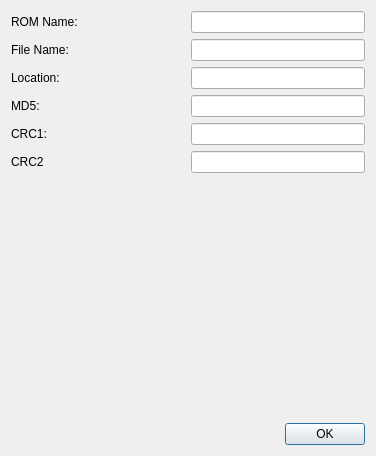
Above: Source/RMG/UserInterface/Dialog/RomInfoDialog.ui from Rosalie241/RMG before the change. Below: the same form after it.
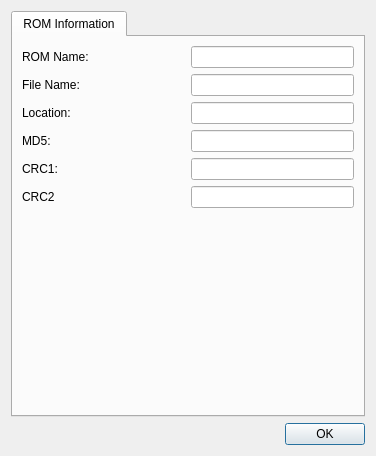
That is the form after the change.

Commit message: RMG: change UI design of RomInfoDialog slightly

What changed in the file:
```diff
--- a/Source/RMG/UserInterface/Dialog/RomInfoDialog.ui
+++ b/Source/RMG/UserInterface/Dialog/RomInfoDialog.ui
@@ -15,6 +15,16 @@
   </property>
   <layout class="QVBoxLayout" name="verticalLayout">
    <item>
+    <widget class="QTabWidget" name="tabWidget">
+     <property name="currentIndex">
+      <number>0</number>
+     </property>
+     <widget class="QWidget" name="tab">
+      <attribute name="title">
+       <string>ROM Information</string>
+      </attribute>
+      <layout class="QVBoxLayout" name="verticalLayout_2">
+       <item>
     <layout class="QHBoxLayout" name="horizontalLayout">
      <item>
       <widget class="QLabel" name="label">
@@ -196,10 +206,14 @@
      <property name="sizeHint" stdset="0">
       <size>
        <width>20</width>
-       <height>161</height>
+           <height>112</height>
       </size>
      </property>
     </spacer>
+       </item>
+      </layout>
+     </widget>
+    </widget>
    </item>
    <item>
     <widget class="QDialogButtonBox" name="buttonBox">
```
Lines whose indentation alone changed are shown as unchanged.
